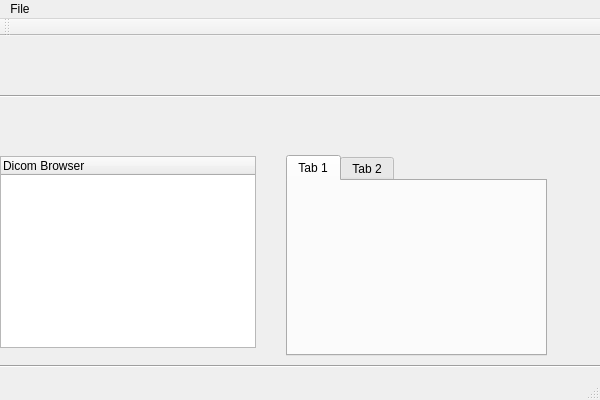
Before: the Qt Designer form mainwindow.ui in camol/DicomView, drawn with Qt 5.
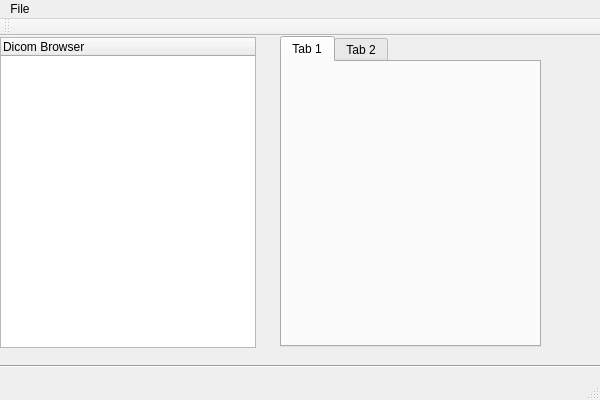
After: the same form once the commit is applied.

Diff of the .ui file:
```diff
--- a/mainwindow.ui
+++ b/mainwindow.ui
@@ -18,9 +18,9 @@
     <property name="geometry">
      <rect>
       <x>0</x>
-      <y>120</y>
+      <y>1</y>
       <width>256</width>
-      <height>192</height>
+      <height>311</height>
      </rect>
     </property>
     <column>
@@ -32,10 +32,10 @@
    <widget class="QTabWidget" name="tabWidget">
     <property name="geometry">
      <rect>
-      <x>286</x>
-      <y>119</y>
+      <x>280</x>
+      <y>0</y>
       <width>261</width>
-      <height>201</height>
+      <height>311</height>
      </rect>
     </property>
     <property name="currentIndex">
@@ -75,19 +75,6 @@
      <enum>Qt::Horizontal</enum>
     </property>
    </widget>
-   <widget class="Line" name="line_2">
-    <property name="geometry">
-     <rect>
-      <x>-3</x>
-      <y>50</y>
-      <width>631</width>
-      <height>20</height>
-     </rect>
-    </property>
-    <property name="orientation">
-     <enum>Qt::Horizontal</enum>
-    </property>
-   </widget>
   </widget>
   <widget class="QMenuBar" name="menuBar">
    <property name="geometry">
```
